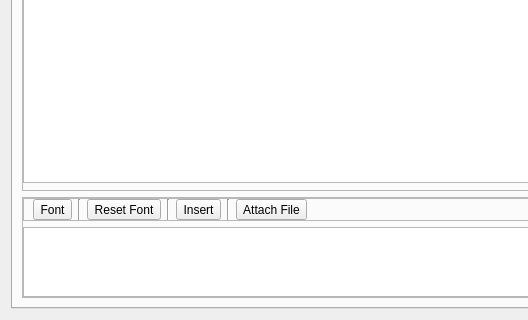
GekkoFyre/small-world-deluxe, file src/ui/xmpp/gkxmppmessagedialog.ui: the form before one commit; both pictures show x 0 to 528 and y 160 to 480 of the 640 by 480 pixel window.
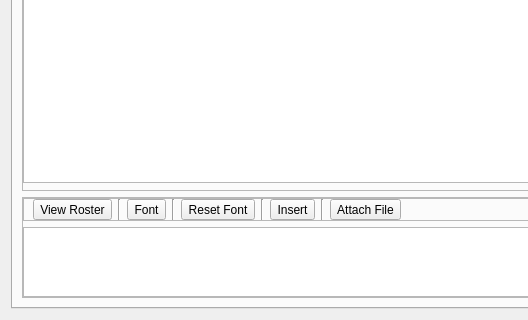
The form after the commit.

What changed in the file:
```diff
--- a/src/ui/xmpp/gkxmppmessagedialog.ui
+++ b/src/ui/xmpp/gkxmppmessagedialog.ui
@@ -178,6 +178,20 @@
              <property name="bottomMargin">
               <number>0</number>
              </property>
+             <item>
+              <widget class="QToolButton" name="toolButton_view_roster">
+               <property name="text">
+                <string>View Roster</string>
+               </property>
+              </widget>
+             </item>
+             <item>
+              <widget class="Line" name="line_4">
+               <property name="orientation">
+                <enum>Qt::Vertical</enum>
+               </property>
+              </widget>
+             </item>
              <item>
               <widget class="QToolButton" name="toolButton_font">
                <property name="text">
```
